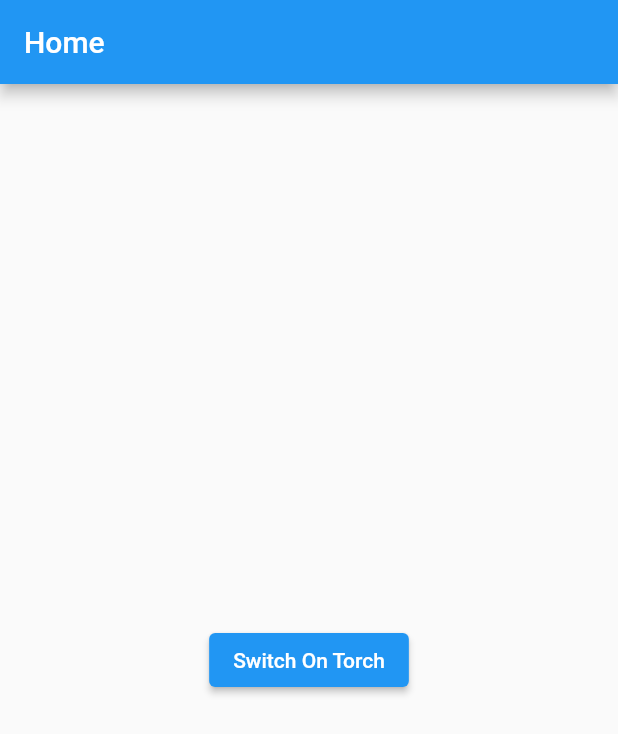
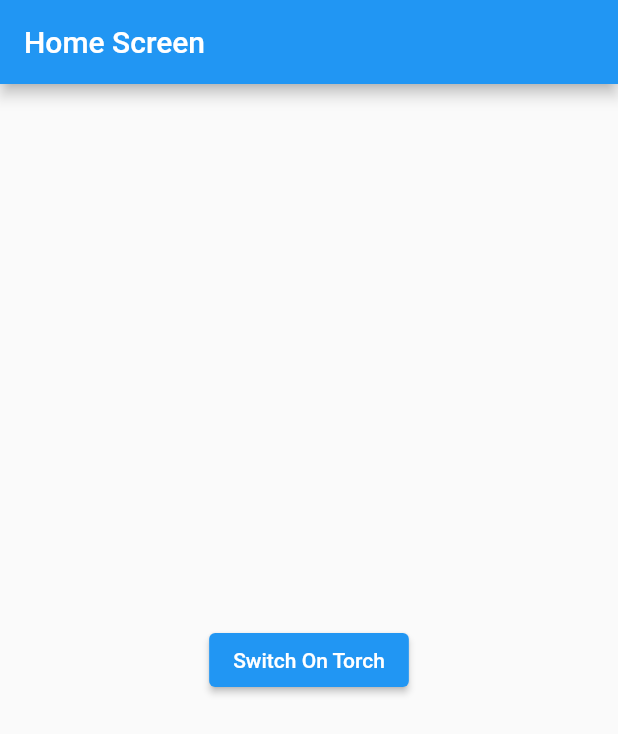
Before and after one commit to Hpaneru/torch-app, a Flutter app: the screen it shows after launch, on a phone screen of 412 x 824 dp. Shown: the top 734 px of the screen. Run offline on Flutter 3.47's test engine with Material 2 defaults, Android fonts, the phone set to English and light mode, and no system bars.

Commit message:
home screen app bar name changed

```diff
--- a/lib/screens/home_screen.dart
+++ b/lib/screens/home_screen.dart
@@ -55,7 +55,7 @@ class _HomeScreenState extends State<HomeScreen> {
     return Scaffold(
       appBar: AppBar(
         title: const Text(
-          'Home',
+          'Home Screen',
         ),
       ),
       body: Center(
```
